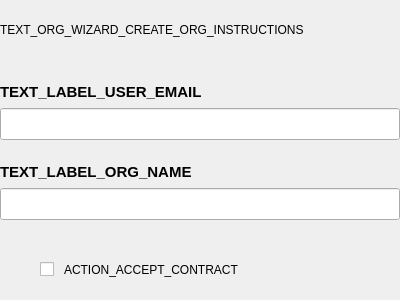
Scille/parsec-cloud, file parsec/core/gui/forms/create_org_website_widget.ui: the form before one commit.
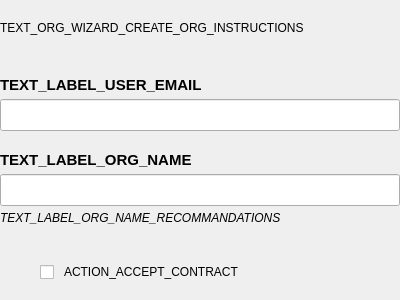
The form after the commit.

Commit message: [GUI] Added recommandations on organization names

Diff of the .ui file:
```diff
--- a/parsec/core/gui/forms/create_org_website_widget.ui
+++ b/parsec/core/gui/forms/create_org_website_widget.ui
@@ -121,6 +121,22 @@
        </property>
       </widget>
      </item>
+     <item>
+      <widget class="QLabel" name="label_3">
+       <property name="font">
+        <font>
+         <pointsize>9</pointsize>
+         <italic>true</italic>
+        </font>
+       </property>
+       <property name="text">
+        <string>TEXT_LABEL_ORG_NAME_RECOMMANDATIONS</string>
+       </property>
+       <property name="wordWrap">
+        <bool>true</bool>
+       </property>
+      </widget>
+     </item>
     </layout>
    </item>
    <item>
```
The commit also changes 5 other files.
